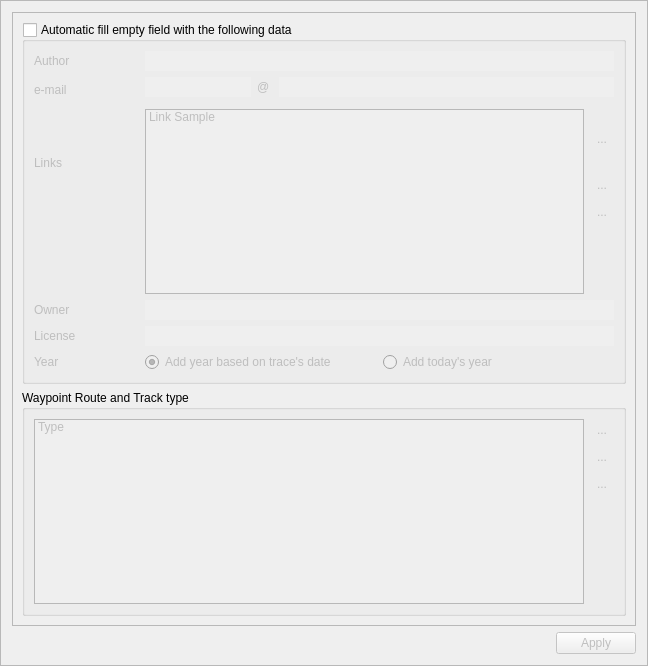
shujaatak/gpsbook, file src/plugins/displayInformation/displayinformationoptionsframe.ui: the form before one commit.
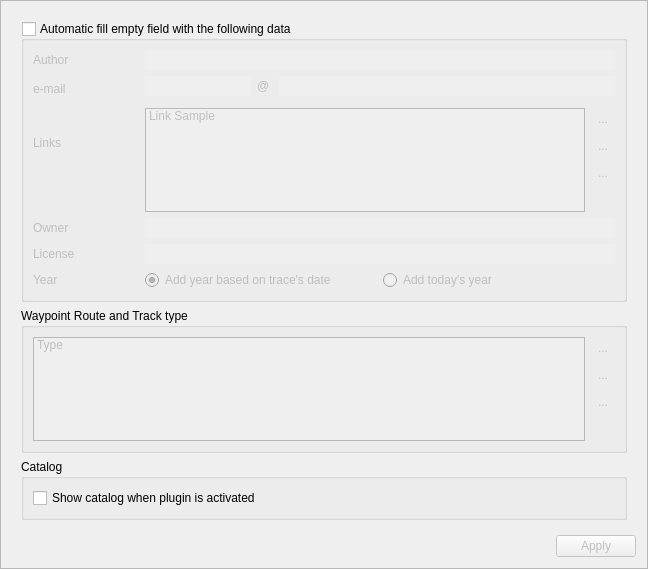
The form after the commit. Icons and pictures are not drawn.

Commit message: Improve code. Add translation to French. Add RawEditor plugin.

What changed in the file:
```diff
--- a/src/plugins/displayInformation/displayinformationoptionsframe.ui
+++ b/src/plugins/displayInformation/displayinformationoptionsframe.ui
@@ -7,7 +7,7 @@
     <x>0</x>
     <y>0</y>
     <width>648</width>
-    <height>666</height>
+    <height>569</height>
    </rect>
   </property>
   <property name="windowTitle">
@@ -22,6 +22,9 @@
   <layout class="QVBoxLayout" name="verticalLayout">
    <item>
     <widget class="QScrollArea" name="scrollArea">
+     <property name="frameShape">
+      <enum>QFrame::NoFrame</enum>
+     </property>
      <property name="widgetResizable">
       <bool>true</bool>
      </property>
@@ -30,8 +33,8 @@
        <rect>
         <x>0</x>
         <y>0</y>
-        <width>626</width>
-        <height>610</height>
+        <width>612</width>
+        <height>519</height>
        </rect>
       </property>
       <layout class="QVBoxLayout" name="verticalLayout_2">
@@ -374,6 +377,22 @@
          </layout>
         </widget>
        </item>
+       <item>
+        <widget class="QGroupBox" name="groupBoxCatalog">
+         <property name="title">
+          <string>Catalog</string>
+         </property>
+         <layout class="QVBoxLayout" name="verticalLayout_3">
+          <item>
+           <widget class="QCheckBox" name="checkBoxShowCatalog">
+            <property name="text">
+             <string>Show catalog when plugin is activated</string>
+            </property>
+           </widget>
+          </item>
+         </layout>
+        </widget>
+       </item>
       </layout>
      </widget>
     </widget>
```
The commit also changes 56 other files.
